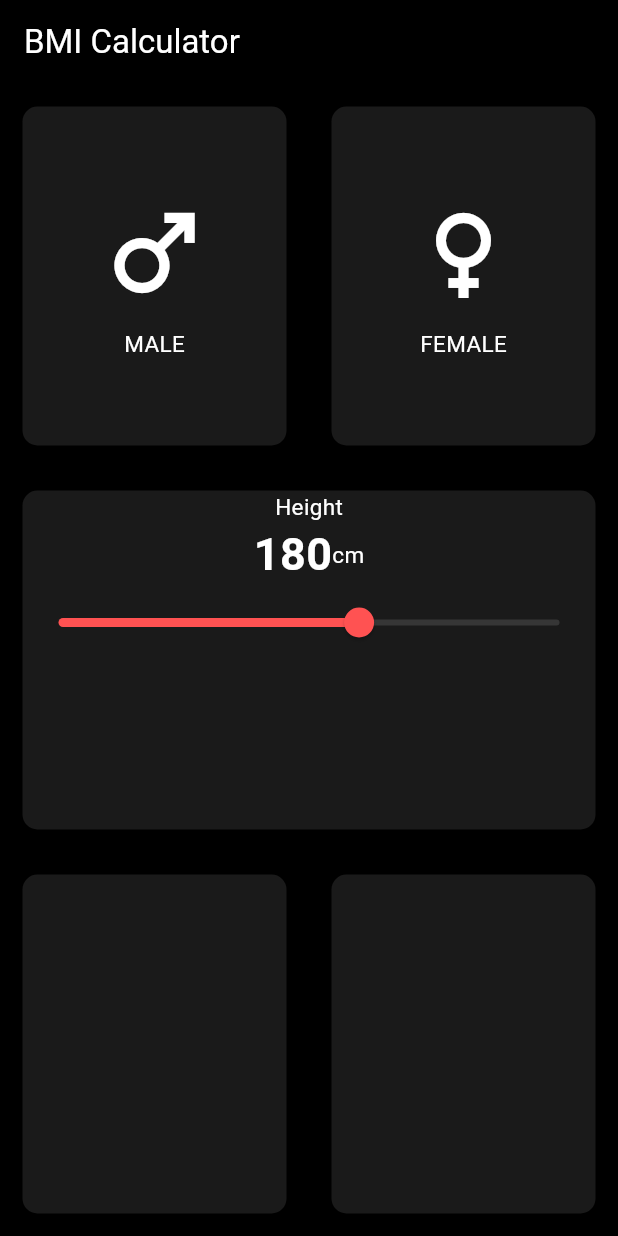
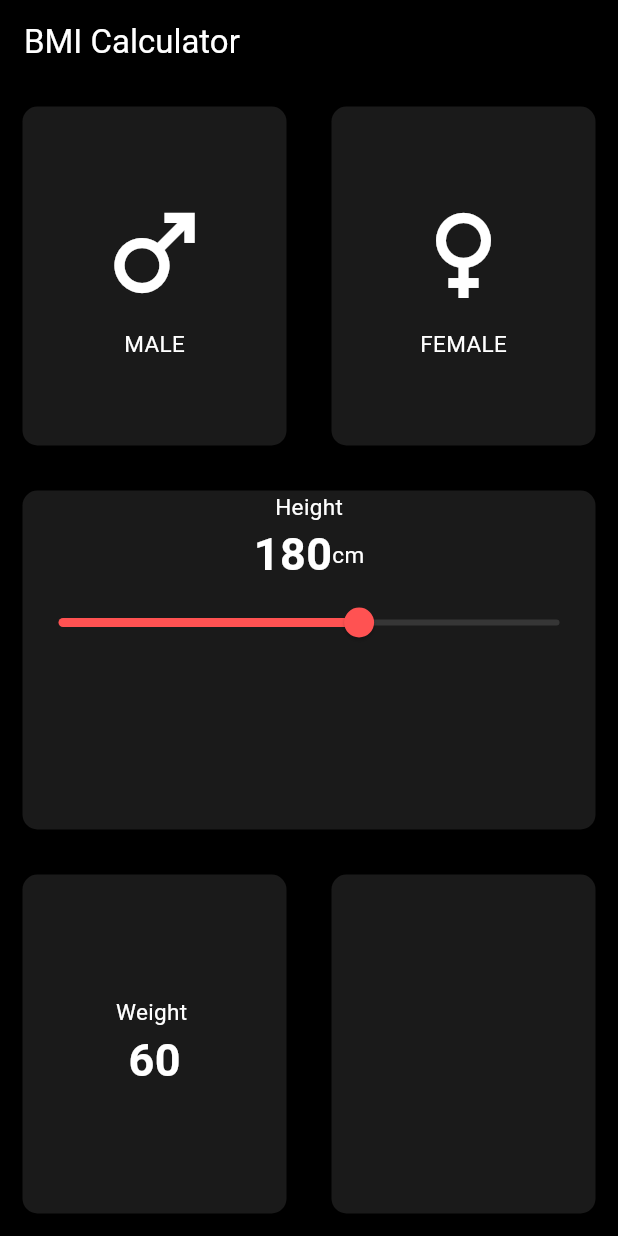
Before and after one commit to Bhattisahb/Flutter-practice-by-Husnain-Bhatti, a Flutter app: the screen it shows after launch, on a phone screen of 412 x 824 dp. Run offline on Flutter 3.47's test engine with Material 3 defaults, Android fonts, the light colour scheme and no system bars.

Commit message:
video 9
added third row text

```diff
--- a/bmi_app/lib/main.dart
+++ b/bmi_app/lib/main.dart
@@ -47,6 +47,7 @@ class BMI extends StatefulWidget {
 class _BMIState extends State<BMI> {
   Gender? selectGender;
   int sliderheight=180;
+  int sliderweight=60;
   // Color malecolor = activecolor;
   // Color femalecolor = deactivecolor;
   //
@@ -192,6 +193,16 @@ class _BMIState extends State<BMI> {
                     color: Colors.white10,
                     borderRadius: BorderRadius.circular(10),
                   ),
+
+                  child: Column(
+                      mainAxisAlignment: MainAxisAlignment.center,
+                      children: [
+                      Text("Weight ",  style: TextStyle(fontSize: 15, color: Colors.white)),
+                  Text("$sliderweight" , style: TextStyle(fontSize: 30, color: Colors.white, fontWeight: FontWeight.w700),),
+
+                      ]
+
+                  ),
                 ),
               ),
               Expanded(
```
